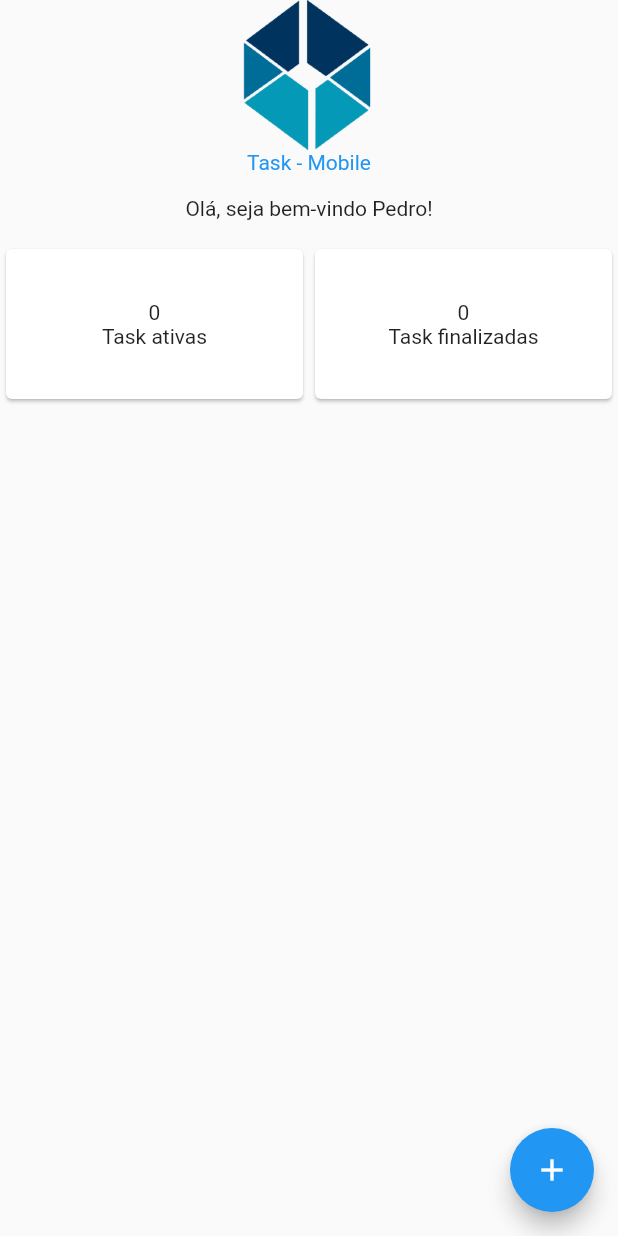
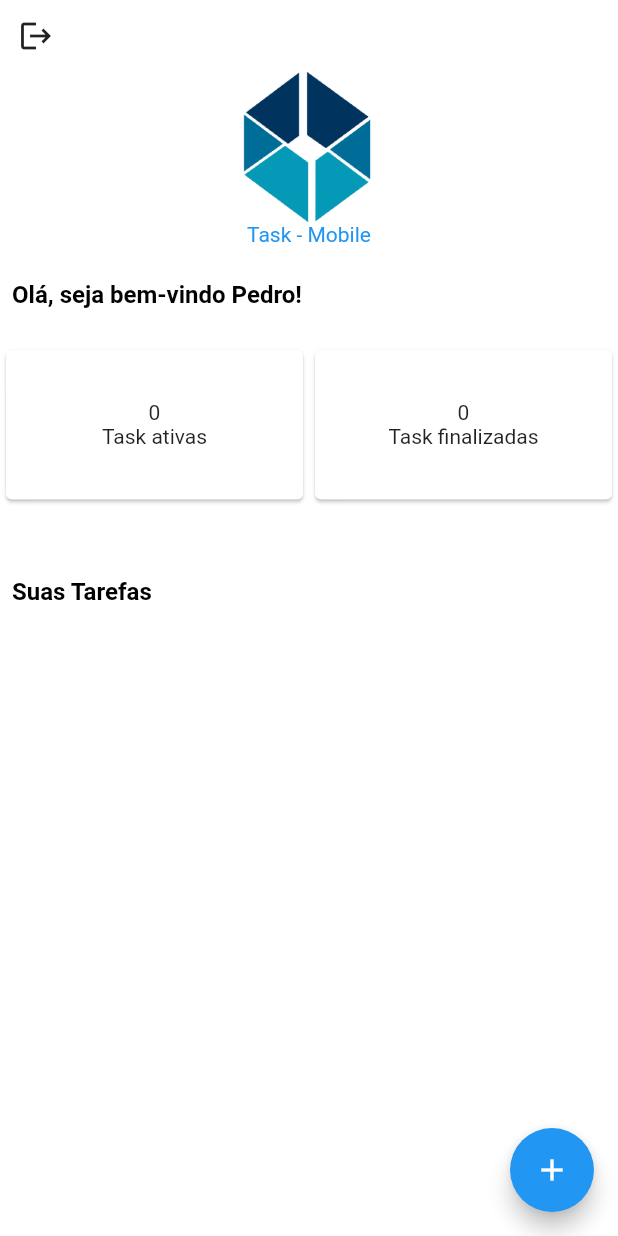
Before and after one commit to PsN-1/task_web, a Flutter app: the HomePage screen opened by its route, on a phone screen of 412 x 824 dp. Run offline on Flutter 3.47's test engine with Material 2 defaults, Android fonts, the phone set to English and light mode, and no system bars; our stand-ins replace cloud_firestore, firebase_auth, firebase_core, flare_flutter; accounts and stored records are empty; Roboto replaces fonts that are missing (quickSand).

Commit message:
Ajustes finalizados

```diff
--- a/lib/main.dart
+++ b/lib/main.dart
@@ -23,12 +23,12 @@
       providers: [
         ChangeNotifierProvider(
           lazy: true,
-          create: (_) => UserManager(),
+          create: (_) => TaskManager(),
         ),
         ChangeNotifierProvider(
           lazy: true,
-          create: (_) => TaskManager(),
-        )
+          create: (_) => UserManager(),
+        ),
       ],
       child: MaterialApp(
         title: 'Flutter Demo',
--- a/lib/models/task_data.dart
+++ b/lib/models/task_data.dart
@@ -20,5 +20,8 @@ class TaskData {
     description = document.get("description");
   }
 
+  TaskData(){
+
+  }
 // List<ItemVariation> variations;
 }
--- a/lib/ui/home_page.dart
+++ b/lib/ui/home_page.dart
@@ -3,21 +3,33 @@ import 'package:provider/provider.dart';
 import 'package:task_mobile/components/card_task_widget.dart';
 import 'package:task_mobile/components/generic_float_button.dart';
 import 'package:task_mobile/models/task_manager/task_manager.dart';
+import 'package:task_mobile/models/user_manager.dart';
 
 class HomePage extends StatelessWidget {
   const HomePage({Key? key}) : super(key: key);
 
   @override
   Widget build(BuildContext context) {
+    context.read<UserManager>().context = context;
     return Consumer<TaskManager>(builder: (_, taskManager, __) {
       double heightDevice = MediaQuery.of(context).size.height;
       return Scaffold(
+        backgroundColor: Colors.white,
         floatingActionButton: GenericFloatButton(onPressed: () {
           Navigator.pushNamed(context, "/new-task");
         }),
         body: SafeArea(
-          child: Column(
+          child: ListView(
             children: [
+              Align(
+                alignment: Alignment.topLeft,
+                child: IconButton(
+                  icon: Icon(Icons.logout),
+                  onPressed: () {
+                    context.read<UserManager>().signOut();
+                  },
+                ),
+              ),
               Column(
                 crossAxisAlignment: CrossAxisAlignment.center,
                 children: [
@@ -34,7 +46,19 @@ class HomePage extends StatelessWidget {
               const SizedBox(
                 height: 15,
               ),
-              const Text("Olá, seja bem-vindo Pedro!"),
+              Padding(
+                padding: EdgeInsets.all(8.0),
+                child: Align(
+                    alignment: Alignment.topLeft,
+                    child: Text(
+                      "Olá, seja bem-vindo Pedro!",
+                      style: TextStyle(
+                          fontSize: 16,
+                          color: Colors.black,
+                          fontWeight: FontWeight.bold,
+                          fontFamily: "quickSand"),
+                    )),
+              ),
               const SizedBox(
                 height: 15,
               ),
@@ -80,14 +104,30 @@ class HomePage extends StatelessWidget {
               const SizedBox(
                 height: 40,
               ),
+              Padding(
+                padding: EdgeInsets.all(8.0),
+                child: Align(
+                    alignment: Alignment.topLeft,
+                    child: Text(
+                      "Suas Tarefas",
+                      style: TextStyle(
+                          fontSize: 16,
+                          color: Colors.black,
+                          fontWeight: FontWeight.bold,
+                          fontFamily: "quickSand"),
+                    )),
+              ),
               SizedBox(
-                height: heightDevice * 0.5,
+                height: heightDevice * 0.3,
                 child: ListView.builder(
                     scrollDirection: Axis.horizontal,
                     itemCount: taskManager.taskData.length,
                     itemBuilder: (_, index) {
-                      return CardTaskWidget(
-                        taskData: taskManager.taskData[index],
+                      return Padding(
+                        padding: const EdgeInsets.all(8.0),
+                        child: CardTaskWidget(
+                          taskData: taskManager.taskData[index],
+                        ),
                       );
                     }),
               )
--- a/lib/ui/new_task/new_task_page.dart
+++ b/lib/ui/new_task/new_task_page.dart
@@ -1,4 +1,5 @@
 import 'package:flutter/material.dart';
+import 'package:task_mobile/ui/new_task/pages/creation_done.dart';
 import 'package:task_mobile/ui/new_task/pages/forms_page.dart';
 
 class NewTaskPage extends StatelessWidget {
@@ -25,7 +26,7 @@ class NewTaskPage extends StatelessWidget {
                 controller: _pageController,
                 children: [
                   FormsPage(),
-                  FormsPage(),
+                  CreationDonePage()
 
                 ],
               ),
--- a/lib/ui/new_task/pages/forms_page.dart
+++ b/lib/ui/new_task/pages/forms_page.dart
@@ -9,7 +9,7 @@ class FormsPage extends StatelessWidget {
   final TextEditingController _codController = TextEditingController();
   final TextEditingController _projectController = TextEditingController();
   final TextEditingController _descriptionController = TextEditingController();
-  late TaskData data;
+  late TaskData data = TaskData();
   @override
   Widget build(BuildContext context) {
     return Padding(
@@ -39,6 +39,7 @@ class FormsPage extends StatelessWidget {
                             size: 22.0,
                           ),
                         ),
+                        keyboardType: TextInputType.number,
                         autocorrect: false,
                         validator: (email) {},
                       ),
```
Also changed, not shown: lib/components/card_task_widget.dart (+18 -3 lines), lib/models/task_manager/task_manager.dart (+13 -2 lines), lib/ui/new_task/pages/creation_done.dart (+45 -0 lines).
